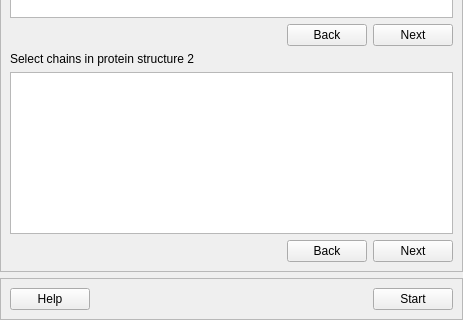
Qt form pyssa/gui/ui/forms/distance_analysis_view.ui (urban233/PySSA) before a commit; both pictures show x 0 to 463 and y 465 to 785 of the 463 by 785 pixel window.
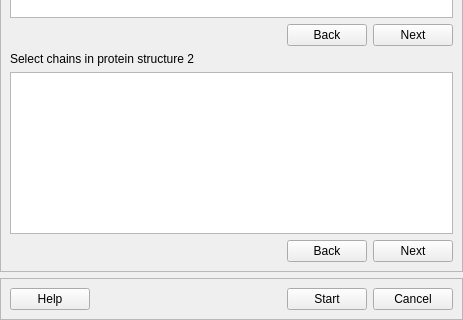
The same form after that commit.

Commit message: add: cancel buttons to all dialog windows

```diff
--- a/pyssa/gui/ui/forms/distance_analysis_view.ui
+++ b/pyssa/gui/ui/forms/distance_analysis_view.ui
@@ -348,6 +348,13 @@
           </property>
          </widget>
         </item>
+        <item>
+         <widget class="QPushButton" name="btn_cancel">
+          <property name="text">
+           <string>Cancel</string>
+          </property>
+         </widget>
+        </item>
        </layout>
       </item>
      </layout>
```
The commit also changes 57 other files.
